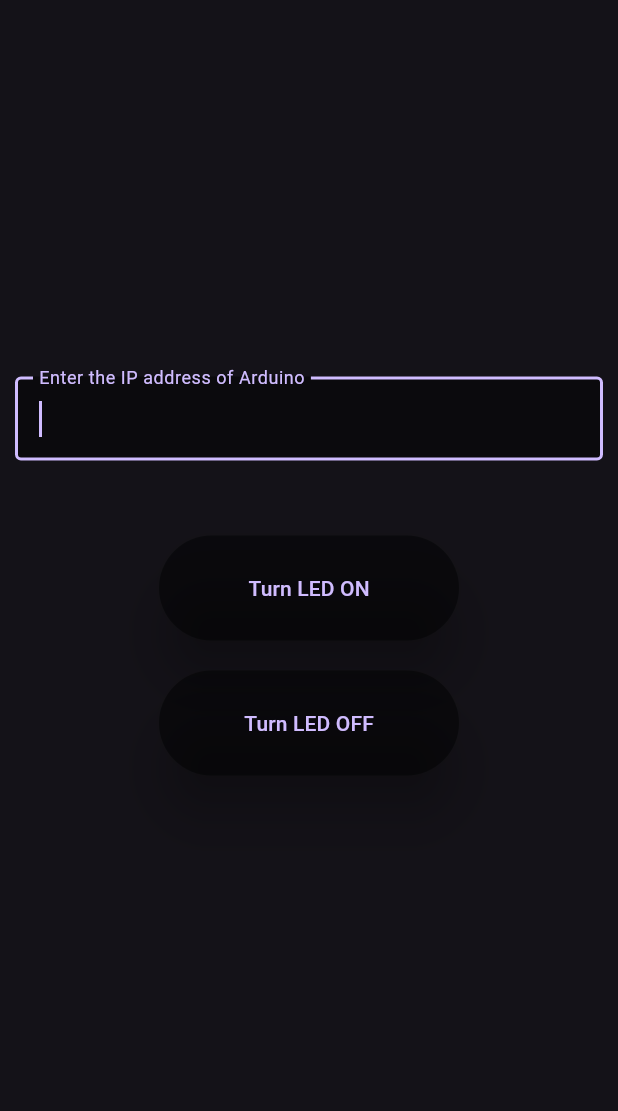
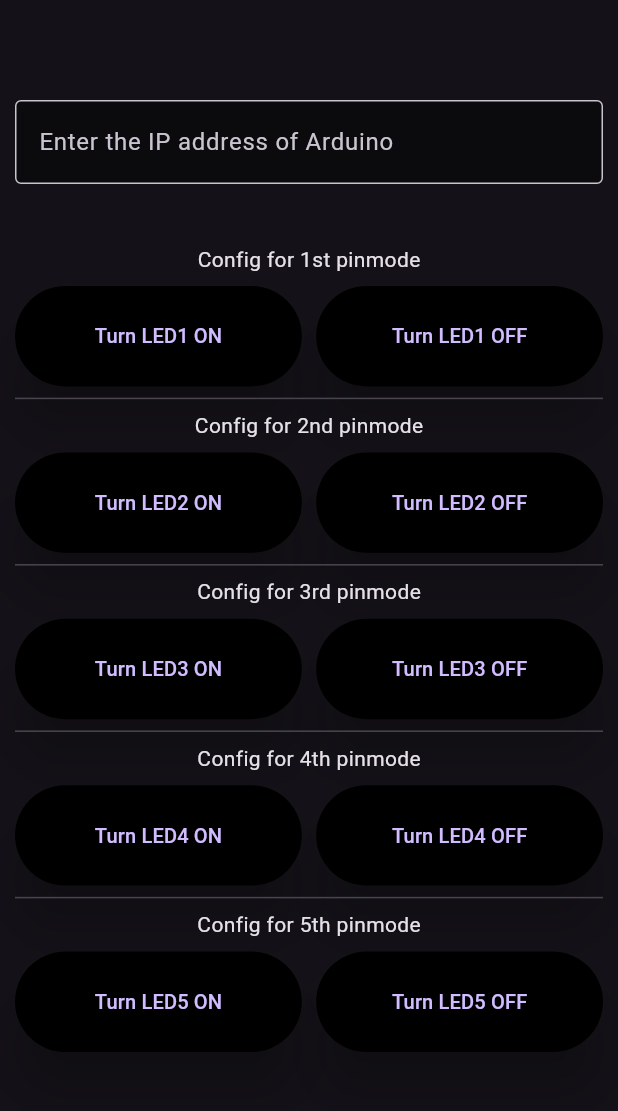
Before and after one commit to Shnku/gui_apps, a Flutter app: the screen it shows after launch, on a phone screen of 412 x 824 dp, the part 84-1195 px from its top. Run offline on Flutter 3.47's test engine with Material 3 defaults, Android fonts, the phone set to English and light mode, and no system bars; our stand-ins replace flutter_slidable, flutter_spinkit, google_fonts, hive_flutter; missing offline and left inert: country_flags; accounts and stored records are empty.

Commit message:
update to 5 controller + added readme and info .md in arduino controller app

```diff
--- a/adruino_control_app/lib/control_page.dart
+++ b/adruino_control_app/lib/control_page.dart
@@ -1,4 +1,5 @@
 import 'dart:developer';
+import 'dart:io';
 import 'package:flutter/material.dart';
 import 'package:http/http.dart' as http;
 
@@ -10,37 +11,43 @@ class ControlPage extends StatefulWidget {
 }
 
 class _ControlPageState extends State<ControlPage> {
-  late String baseUrl;
+  late String baseUrl = '192.168.1.4';
 
-  Future<void> controlLED(String state) async {
-    var url = Uri.parse('http://$baseUrl/LED=$state');
+  Future<void> controlLED(String name, String state) async {
+    // var url = Uri.parse('http://$baseUrl/LED=$state');
+    // var url = Uri.parse('$baseUrl/LED=$state');
+    // var url = Uri.parse('192.168.1.4/LED=$state');
+    var url = Uri.parse('http://$baseUrl/$name=$state');
+    debugPrint(url.toString());
 
     /* If controlLED makes a network request that can throw an exception (like a SocketException),
     you should handle that within the function itself or ensure that the calling code properly awaits the function.
     ?thats why when calling the function make it async.. insted of doing here..
     */
-    // try {
-
-    final response = await http.get(url);
-    if (response.statusCode == 200) {
-      log("Host is reachable: $url");
-    } else {
-      log("Host responded with status: ${response.statusCode}");
-      throw Exception();
+    try {
+      final response = await http.get(url);
+      if (response.statusCode == 200) {
+        log("Host is reachable: $url");
+      } else {
+        log("Host responded with status: ${response.statusCode}");
+        throw Exception();
+      }
+    } on SocketException {
+      // Show Snackbar if there is no host
+      if (mounted) {
+        ScaffoldMessenger.of(context).showSnackBar(
+          SnackBar(content: Text("No host found for IP: $url")),
+        );
+      }
+    } catch (e) {
+      // Handle other exceptions
+      debugPrint("An error occurred: $e");
+      if (mounted) {
+        ScaffoldMessenger.of(context).showSnackBar(
+          SnackBar(content: Text("An error occurred: $e")),
+        );
+      }
     }
-
-    // } on SocketException {
-    //   // Show Snackbar if there is no host
-    //   ScaffoldMessenger.of(context).showSnackBar(
-    //     SnackBar(content: Text("No host found for IP: $url")),
-    //   );
-    // } catch (e) {
-    //   // Handle other exceptions
-    //   debugPrint("An error occurred: $e");
-    //   ScaffoldMessenger.of(context).showSnackBar(
-    //     SnackBar(content: Text("An error occurred: $e")),
-    //   );
-    // }
   }
 
   @override
@@ -58,7 +65,7 @@ class _ControlPageState extends State<ControlPage> {
           mainAxisAlignment: MainAxisAlignment.center,
           children: <Widget>[
             TextField(
-              autofocus: true,
+              // autofocus: true,
               decoration: const InputDecoration(
                 filled: true,
                 fillColor: Colors.black45,
@@ -71,40 +78,102 @@ class _ControlPageState extends State<ControlPage> {
                 debugPrint(baseUrl);
               },
             ),
-            const SizedBox(height: 50),
-            createButton('ON'),
-            const SizedBox(height: 20),
-            createButton('OFF'),
+            const SizedBox(height: 40),
+            const Padding(
+              padding: EdgeInsets.only(bottom: 8.0),
+              child: Text('Config for 1st pinmode'),
+            ),
+            FittedBox(
+              child: Row(children: [
+                createButton(name: 'LED1', value: 'ON'),
+                const SizedBox(width: 10),
+                createButton(name: 'LED1', value: 'OFF'),
+              ]),
+            ),
+            const Divider(),
+            const Padding(
+              padding: EdgeInsets.only(bottom: 8.0),
+              child: Text('Config for 2nd pinmode'),
+            ),
+            FittedBox(
+              child: Row(children: [
+                createButton(name: 'LED2', value: 'ON'),
+                const SizedBox(width: 10),
+                createButton(name: 'LED2', value: 'OFF'),
+              ]),
+            ),
+            const Divider(),
+            const Padding(
+              padding: EdgeInsets.only(bottom: 8.0),
+              child: Text('Config for 3rd pinmode'),
+            ),
+            FittedBox(
+              child: Row(children: [
+                createButton(name: 'LED3', value: 'ON'),
+                const SizedBox(width: 10),
+                createButton(name: 'LED3', value: 'OFF'),
+              ]),
+            ),
+            const Divider(),
+            const Padding(
+              padding: EdgeInsets.only(bottom: 8.0),
+              child: Text('Config for 4th pinmode'),
+            ),
+            FittedBox(
+              child: Row(children: [
+                createButton(name: 'LED4', value: 'ON'),
+                const SizedBox(width: 10),
+                createButton(name: 'LED4', value: 'OFF'),
+              ]),
+            ),
+            const Divider(),
+            const Padding(
+              padding: EdgeInsets.only(bottom: 8.0),
+              child: Text('Config for 5th pinmode'),
+            ),
+            FittedBox(
+              child: Row(children: [
+                createButton(name: 'LED5', value: 'ON'),
+                const SizedBox(width: 10),
+                createButton(name: 'LED5', value: 'OFF'),
+              ]),
+            ),
           ],
         ),
       ),
     );
   }
 
-  SizedBox createButton(String value) {
+  SizedBox createButton({required String name, required String value}) {
     return SizedBox(
       height: 70,
       width: 200,
       child: ElevatedButton(
         style: const ButtonStyle(
-          backgroundColor: WidgetStatePropertyAll(Colors.black45),
+          backgroundColor: WidgetStatePropertyAll(Colors.black),
           elevation: WidgetStatePropertyAll(15),
         ),
-        onPressed: () async {
-          try {
-            await controlLED(value);
-          } catch (e) {
-            if (mounted) {
-              ScaffoldMessenger.of(context).showSnackBar(
-                SnackBar(
-                  content: Text('no IP found+ $e'),
-                ),
-              );
-            }
-          }
+        // onPressed: () async {
+        //   try {
+        //     await controlLED(value);
+        //   } catch (e) {
+        //     if (mounted) {
+        //       ScaffoldMessenger.of(context).showSnackBar(
+        //         SnackBar(
+        //           content: Text('no IP found+ $e'),
+        //         ),
+        //       );
+        //     }
+        //   }
+        //   log(baseUrl);
+        // },
+        onPressed: () {
+          controlLED(name, value);
           log(baseUrl);
+          setState(() {});
         },
-        child: Text('Turn LED $value'),
+
+        child: Text('Turn $name $value'),
       ),
     );
   }
```
Also changed, not shown: 10 other files.
